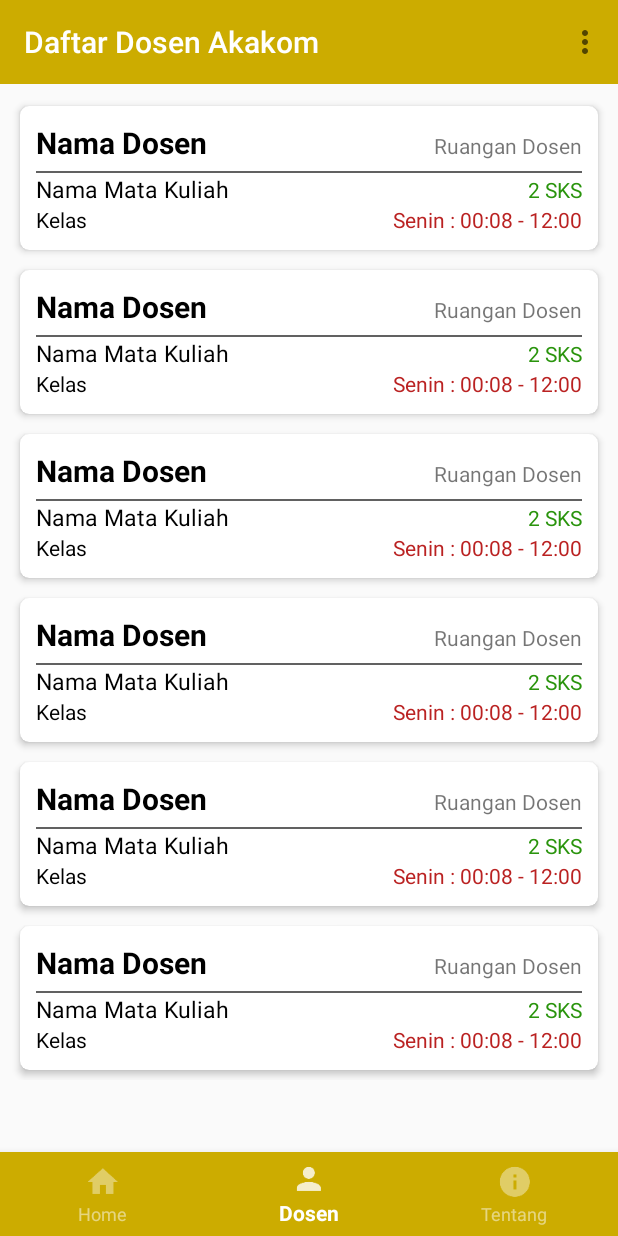
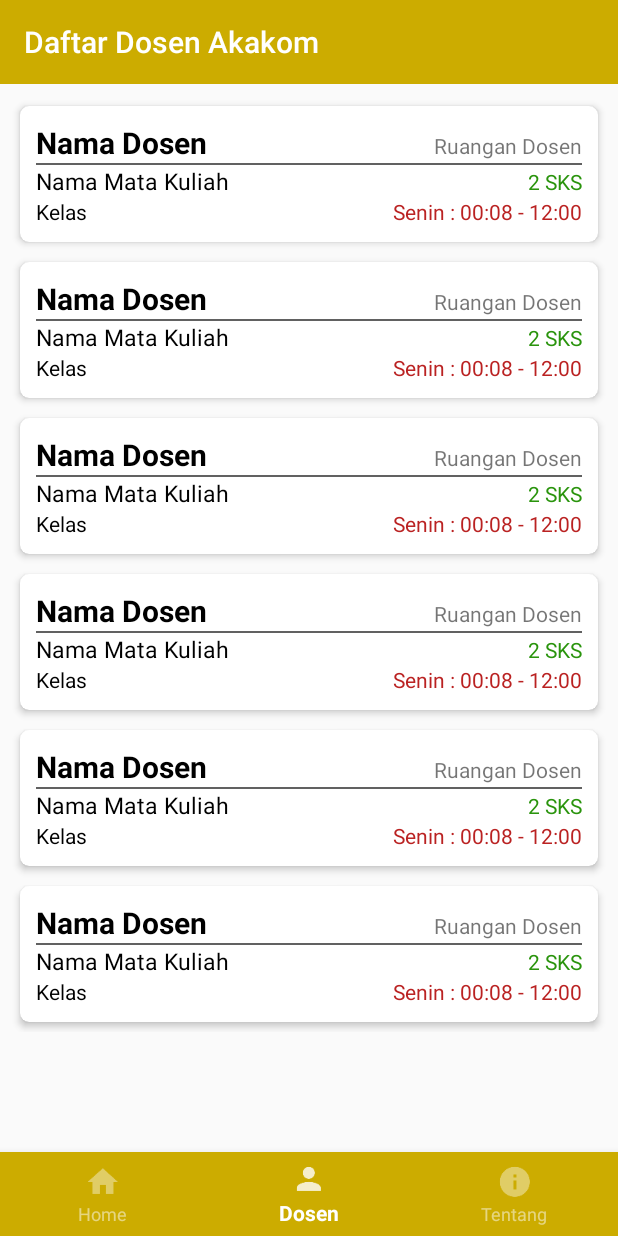
Before and after one commit to kapusan/Daftar-Dosen, an Android app: the screen it shows after launch (MainActivity), item 2 of the bottom bar chosen, on a phone screen of 412 x 824 dp. Run offline under Robolectric (Android 15) with nearby library versions, the phone set to English and light mode, and no system bars.

Commit message:
> add library retrofit > add package network and retrofit instance > fix layout

```diff
--- a/app/build.gradle
+++ b/app/build.gradle
@@ -28,4 +28,6 @@ dependencies {
     implementation 'com.android.support:recyclerview-v7:26.1.0'
     implementation 'com.android.support:design:26.1.0'
     implementation 'com.android.support:cardview-v7:26.1.0'
+    implementation 'com.squareup.retrofit2:retrofit:2.1.0'
+    implementation 'com.squareup.retrofit2:converter-gson:2.1.0'
 }
--- a/app/src/main/java/com/rackspira/dos_a/view/MainActivity.java
+++ b/app/src/main/java/com/rackspira/dos_a/view/MainActivity.java
@@ -81,23 +81,4 @@ public class MainActivity extends AppCompatActivity {
         fragmentTransaction.commit();
     }
 
-    @Override
-    public boolean onCreateOptionsMenu(Menu menu) {
-        MenuInflater inflater = getMenuInflater();
-        inflater.inflate(R.menu.menu_item, menu);
-        return true;
-    }
-
-    @Override
-    public boolean onOptionsItemSelected(MenuItem item) {
-        switch (item.getItemId()) {
-            case R.id.menu_credit:
-
-                break;
-            case R.id.menu_exit:
-                finish();
-                break;
-        }
-        return true;
-    }
 }
--- a/app/src/main/res/layout/list_dosen.xml
+++ b/app/src/main/res/layout/list_dosen.xml
@@ -25,30 +25,24 @@
                 android:layout_height="wrap_content"
                 android:layout_weight="2"
                 android:text="Nama Dosen"
+                android:textColor="#000"
                 android:textSize="20sp"
-                android:textStyle="bold"
-                android:textColor="#000"/>
+                android:textStyle="bold" />
 
             <TextView
+                android:id="@+id/textview_ruangan_dosen"
                 android:layout_width="0dp"
                 android:layout_height="wrap_content"
                 android:layout_weight="1"
                 android:gravity="right"
-                android:text="Ruangan Dosen"
-                android:id="@+id/textview_ruangan_dosen"/>
+                android:text="Ruangan Dosen" />
 
         </LinearLayout>
 
-        <LinearLayout
+        <View
             android:layout_width="match_parent"
-            android:layout_height="match_parent"
-            android:layout_marginTop="5dp">
-            <View
-                android:layout_width="0dp"
-                android:layout_height="1dp"
-                android:layout_weight="1"
-                android:background="#616161"/>
-        </LinearLayout>
+            android:layout_height="1dp"
+            android:background="#616161" />
 
         <LinearLayout
             android:layout_width="match_parent"
@@ -62,7 +56,7 @@
                 android:layout_weight="2"
                 android:text="Nama Mata Kuliah"
                 android:textColor="#000"
-                android:textSize="15sp"/>
+                android:textSize="15sp" />
 
             <TextView
                 android:id="@+id/textview_sks"
@@ -71,7 +65,7 @@
                 android:layout_weight="1"
                 android:gravity="right"
                 android:text="2 SKS"
-                android:textColor="#2a940d"/>
+                android:textColor="#2a940d" />
         </LinearLayout>
 
         <LinearLayout
@@ -85,28 +79,29 @@
                 android:layout_height="wrap_content"
                 android:layout_weight="1"
                 android:text="Kelas"
-                android:textColor="#000"/>
+                android:textColor="#000" />
 
             <RelativeLayout
                 android:layout_width="0dp"
                 android:layout_height="wrap_content"
                 android:layout_weight="1">
+
                 <TextView
                     android:id="@+id/textview_hari"
                     android:layout_width="wrap_content"
                     android:layout_height="wrap_content"
+                    android:layout_toLeftOf="@id/textview_jam"
                     android:text="Senin : "
-                    android:textColor="#ba2222"
-                    android:layout_toLeftOf="@id/textview_jam"/>
+                    android:textColor="#ba2222" />
 
                 <TextView
                     android:id="@+id/textview_jam"
                     android:layout_width="wrap_content"
                     android:layout_height="wrap_content"
+                    android:layout_alignParentRight="true"
                     android:gravity="right"
                     android:text="00:08 - 12:00"
-                    android:textColor="#ba2222"
-                    android:layout_alignParentRight="true"/>
+                    android:textColor="#ba2222" />
             </RelativeLayout>
         </LinearLayout>
 
--- a/app/src/main/res/menu/menu_item.xml
+++ /dev/null
@@ -1,16 +0,0 @@
-<?xml version="1.0" encoding="utf-8"?>
-<menu xmlns:android="http://schemas.android.com/apk/res/android"
-    xmlns:app="http://schemas.android.com/apk/res-auto">
-    <item
-        android:id="@+id/menu_credit"
-        android:title="Credit"
-        app:showAsAction="never">
-    </item>
-
-    <item
-        android:id="@+id/menu_exit"
-        android:title="Exit"
-        app:showAsAction="never">
-    </item>
-
-</menu>
```
Also changed, not shown: app/src/main/java/com/rackspira/dos_a/network/GetDataService.java (added, +8 -0 lines), app/src/main/java/com/rackspira/dos_a/network/RetrofitInstance.java (added, +26 -0 lines).
